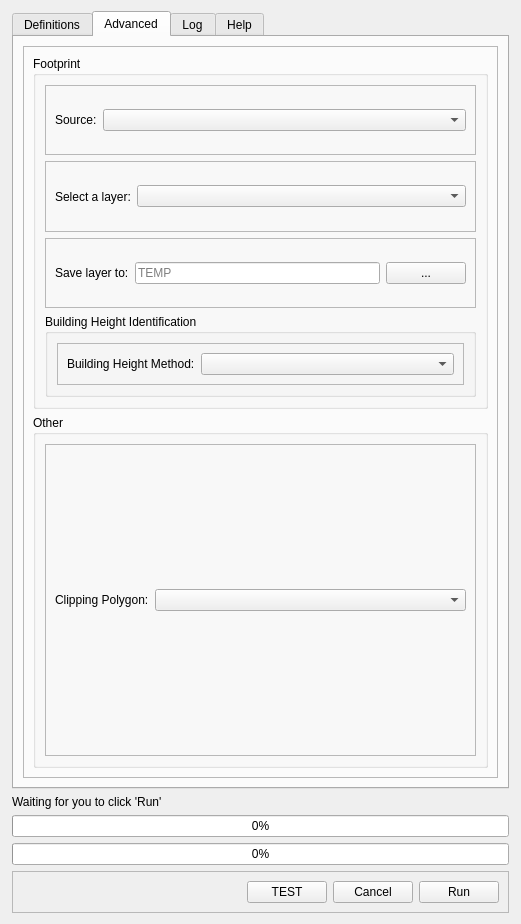
arthurRuf/3dcitybuilder, file citygen/citygen_dialog_base.ui: the form before one commit.
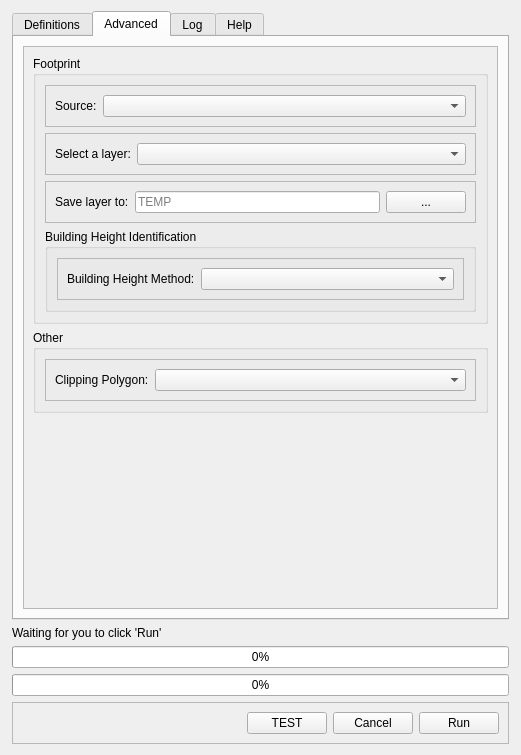
The form after the commit. The open tabs and pages were chosen to show the change.

```diff
--- a/citygen/citygen_dialog_base.ui
+++ b/citygen/citygen_dialog_base.ui
@@ -7,7 +7,7 @@
     <x>0</x>
     <y>0</y>
     <width>521</width>
-    <height>924</height>
+    <height>755</height>
    </rect>
   </property>
   <property name="windowTitle">
@@ -35,7 +35,22 @@
       <attribute name="title">
        <string>Definitions</string>
       </attribute>
-      <layout class="QVBoxLayout" name="verticalLayout_3">
+      <layout class="QVBoxLayout" name="verticalLayout_13">
+       <item>
+        <widget class="QScrollArea" name="scrollArea">
+         <property name="widgetResizable">
+          <bool>true</bool>
+         </property>
+         <widget class="QWidget" name="scrollAreaWidgetContents">
+          <property name="geometry">
+           <rect>
+            <x>0</x>
+            <y>0</y>
+            <width>449</width>
+            <height>707</height>
+           </rect>
+          </property>
+          <layout class="QVBoxLayout" name="verticalLayout_14">
        <item>
         <widget class="QGroupBox" name="groupBox_2">
          <property name="title">
@@ -306,18 +321,9 @@
          </layout>
         </widget>
        </item>
-       <item>
-        <spacer name="verticalSpacer">
-         <property name="orientation">
-          <enum>Qt::Vertical</enum>
-         </property>
-         <property name="sizeHint" stdset="0">
-          <size>
-           <width>20</width>
-           <height>40</height>
-          </size>
-         </property>
-        </spacer>
+          </layout>
+         </widget>
+        </widget>
        </item>
       </layout>
      </widget>
@@ -325,16 +331,22 @@
       <attribute name="title">
        <string>Advanced</string>
       </attribute>
-      <layout class="QVBoxLayout" name="verticalLayout_8">
+      <layout class="QVBoxLayout" name="verticalLayout_3">
        <item>
-        <widget class="QFrame" name="frame_11">
-         <property name="frameShape">
-          <enum>QFrame::StyledPanel</enum>
+        <widget class="QScrollArea" name="scrollArea_2">
+         <property name="widgetResizable">
+          <bool>true</bool>
          </property>
-         <property name="frameShadow">
-          <enum>QFrame::Raised</enum>
-         </property>
-         <layout class="QVBoxLayout" name="verticalLayout_12">
+         <widget class="QWidget" name="scrollAreaWidgetContents_2">
+          <property name="geometry">
+           <rect>
+            <x>0</x>
+            <y>0</y>
+            <width>449</width>
+            <height>530</height>
+           </rect>
+          </property>
+          <layout class="QVBoxLayout" name="verticalLayout_17">
           <item>
            <widget class="QGroupBox" name="groupBox_6">
             <property name="title">
@@ -487,7 +499,21 @@
             </layout>
            </widget>
           </item>
-         </layout>
+           <item>
+            <spacer name="verticalSpacer_2">
+             <property name="orientation">
+              <enum>Qt::Vertical</enum>
+             </property>
+             <property name="sizeHint" stdset="0">
+              <size>
+               <width>20</width>
+               <height>40</height>
+              </size>
+             </property>
+            </spacer>
+           </item>
+          </layout>
+         </widget>
         </widget>
        </item>
       </layout>
```
Left out of the diff: 32 changed lines with no effect on the pictures. Lines whose indentation alone changed are shown as unchanged.
